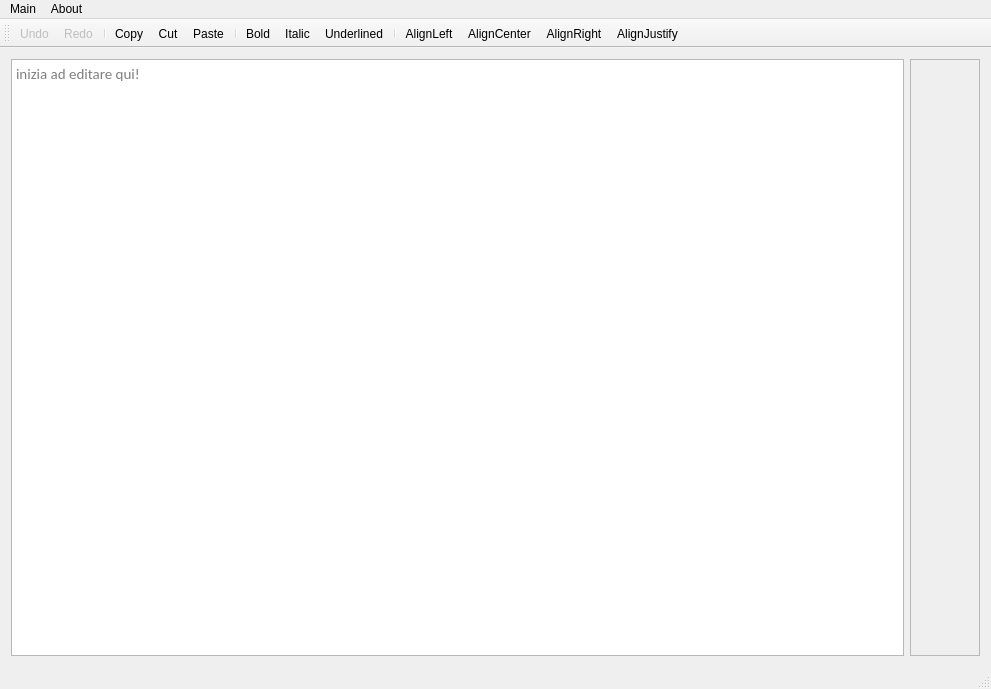
Qt form PdsProject-GUI/mainwindow.ui (Grain0fSand/cooperative-online-text-editor) before a commit.
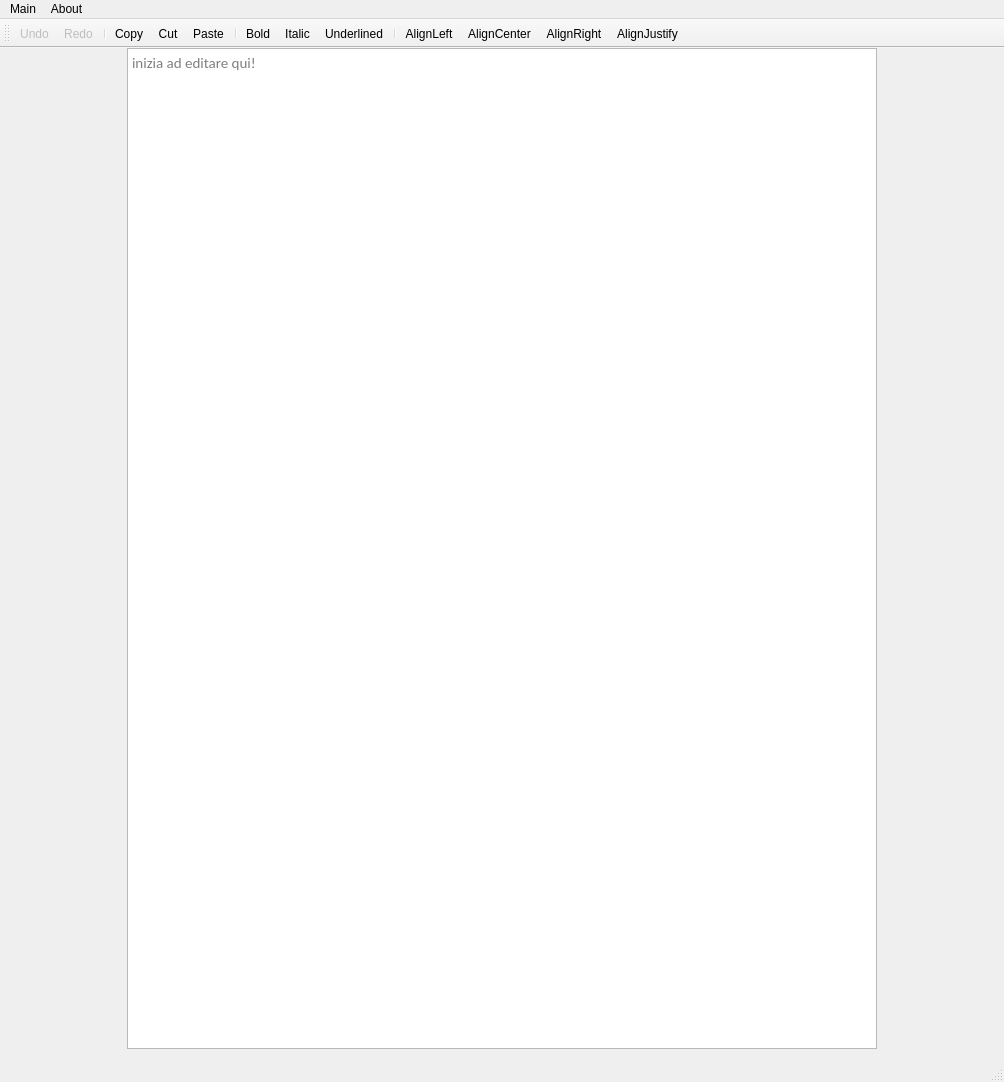
The same form after that commit. Icons and pictures are not drawn.

Diff of the .ui file:
```diff
--- a/PdsProject-GUI/mainwindow.ui
+++ b/PdsProject-GUI/mainwindow.ui
@@ -6,8 +6,8 @@
    <rect>
     <x>0</x>
     <y>0</y>
-    <width>991</width>
-    <height>689</height>
+    <width>1004</width>
+    <height>1082</height>
    </rect>
   </property>
   <property name="sizePolicy">
@@ -28,19 +28,55 @@
    </property>
    <property name="minimumSize">
     <size>
-     <width>900</width>
+     <width>1000</width>
      <height>600</height>
     </size>
    </property>
-   <layout class="QHBoxLayout" name="horizontalLayout_3">
-    <item>
+   <layout class="QHBoxLayout" name="horizontalLayout">
+    <property name="topMargin">
+     <number>0</number>
+    </property>
+    <item alignment="Qt::AlignHCenter">
+     <widget class="QWidget" name="docFrame" native="true">
+      <property name="sizePolicy">
+       <sizepolicy hsizetype="Expanding" vsizetype="Expanding">
+        <horstretch>0</horstretch>
+        <verstretch>0</verstretch>
+       </sizepolicy>
+      </property>
+      <property name="minimumSize">
+       <size>
+        <width>750</width>
+        <height>550</height>
+       </size>
+      </property>
+      <layout class="QGridLayout" name="docFrameLayout">
+       <property name="leftMargin">
+        <number>0</number>
+       </property>
+       <property name="topMargin">
+        <number>0</number>
+       </property>
+       <property name="rightMargin">
+        <number>0</number>
+       </property>
+       <property name="bottomMargin">
+        <number>0</number>
+       </property>
+       <item row="1" column="1">
      <widget class="QTextEdit" name="textEditShared">
       <property name="sizePolicy">
-       <sizepolicy hsizetype="Minimum" vsizetype="Minimum">
+          <sizepolicy hsizetype="Fixed" vsizetype="Expanding">
         <horstretch>0</horstretch>
         <verstretch>0</verstretch>
        </sizepolicy>
       </property>
+         <property name="minimumSize">
+          <size>
+           <width>750</width>
+           <height>550</height>
+          </size>
+         </property>
       <property name="font">
        <font>
         <family>Calibri</family>
@@ -64,27 +100,7 @@
       </property>
      </widget>
     </item>
-    <item>
-     <widget class="QScrollArea" name="usersArea">
-      <property name="sizePolicy">
-       <sizepolicy hsizetype="Fixed" vsizetype="Expanding">
-        <horstretch>0</horstretch>
-        <verstretch>0</verstretch>
-       </sizepolicy>
-      </property>
-      <property name="widgetResizable">
-       <bool>true</bool>
-      </property>
-      <widget class="QWidget" name="usersAreaWidgetContents">
-       <property name="geometry">
-        <rect>
-         <x>0</x>
-         <y>0</y>
-         <width>69</width>
-         <height>580</height>
-        </rect>
-       </property>
-      </widget>
+      </layout>
      </widget>
     </item>
    </layout>
@@ -133,7 +149,7 @@
     <rect>
      <x>0</x>
      <y>0</y>
-     <width>991</width>
+     <width>1004</width>
      <height>21</height>
     </rect>
    </property>
```
Left out of the diff: 6 changed lines with no effect on the pictures. Lines whose indentation alone changed are shown as unchanged.
